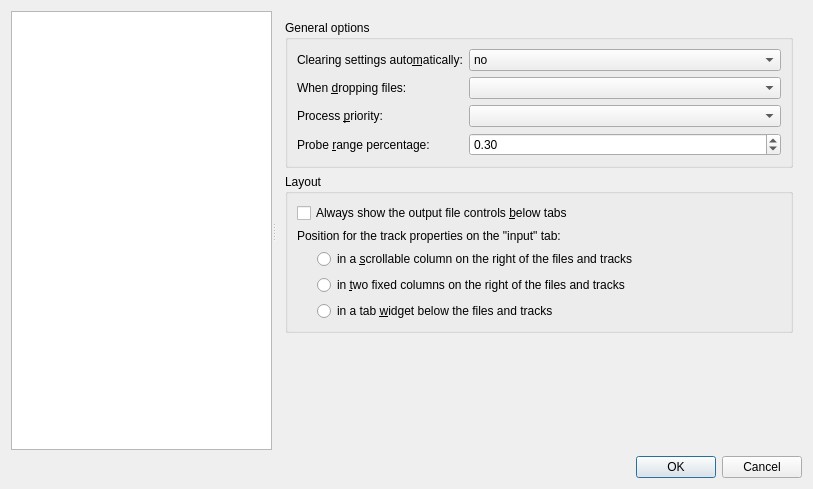
Before: the Qt Designer form src/mkvtoolnix-gui/forms/main_window/preferences_dialog.ui in jpsdr/MKVToolnix-Windows-7, drawn with Qt 5.
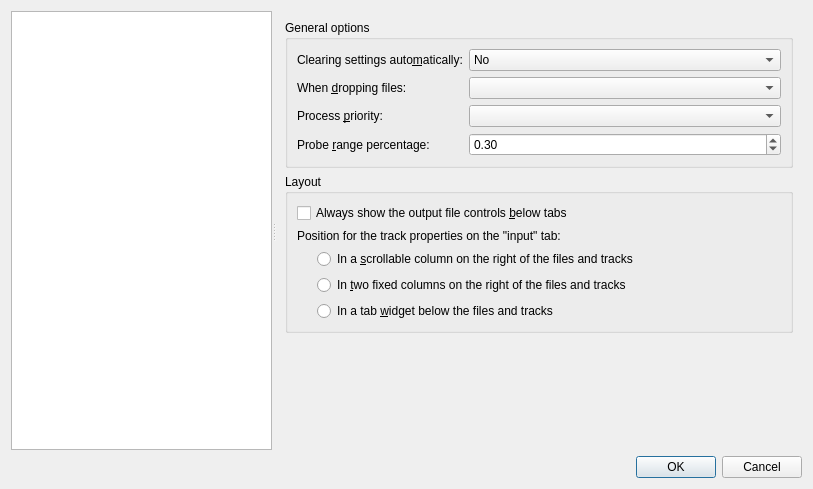
After: the same form once the commit is applied. The open tabs and pages were chosen to show the change. Icons and pictures are not drawn. Custom widgets are drawn as their Qt base class.

The edit to the form file:
```diff
--- a/src/mkvtoolnix-gui/forms/main_window/preferences_dialog.ui
+++ b/src/mkvtoolnix-gui/forms/main_window/preferences_dialog.ui
@@ -343,7 +343,7 @@
                </property>
                <item>
                 <property name="text">
-                 <string>no</string>
+                 <string>No</string>
                 </property>
                </item>
                <item>
@@ -469,7 +469,7 @@
                <item>
                 <widget class="QRadioButton" name="rbMTrackPropertiesLayoutHorizontalScrollArea">
                  <property name="text">
-                  <string>in a &amp;scrollable column on the right of the files and tracks</string>
+                  <string>In a &amp;scrollable column on the right of the files and tracks</string>
                  </property>
                  <attribute name="buttonGroup">
                   <string notr="true">bgMTrackPropertiesLayout</string>
@@ -479,7 +479,7 @@
                <item>
                 <widget class="QRadioButton" name="rbMTrackPropertiesLayoutHorizontalTwoColumns">
                  <property name="text">
-                  <string>in &amp;two fixed columns on the right of the files and tracks</string>
+                  <string>In &amp;two fixed columns on the right of the files and tracks</string>
                  </property>
                  <attribute name="buttonGroup">
                   <string notr="true">bgMTrackPropertiesLayout</string>
@@ -489,7 +489,7 @@
                <item>
                 <widget class="QRadioButton" name="rbMTrackPropertiesLayoutVerticalTabWidget">
                  <property name="text">
-                  <string>in a tab &amp;widget below the files and tracks</string>
+                  <string>In a tab &amp;widget below the files and tracks</string>
                  </property>
                  <attribute name="buttonGroup">
                   <string notr="true">bgMTrackPropertiesLayout</string>
```
Left out of the diff: 6 changed lines with no effect on the pictures.
